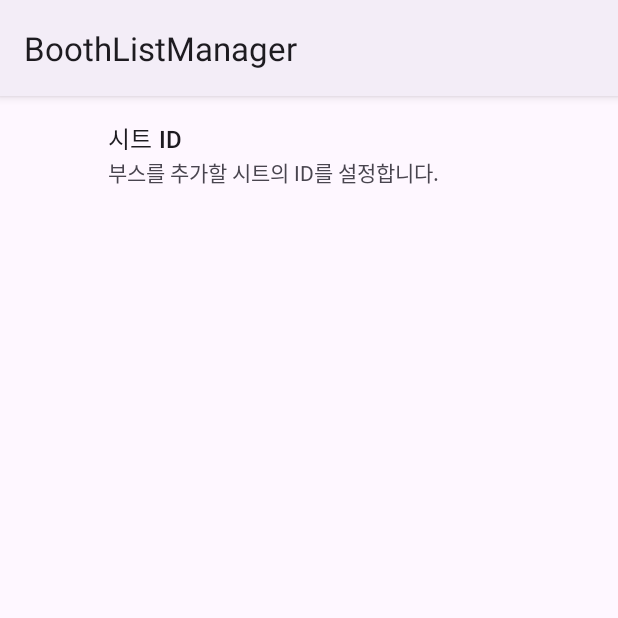
After one commit to MinePacu/BoothListManager_ForAndroid, an Android app: the fragment SettingsFragment shown on its own in the app's theme, on a phone screen of 412 x 824 dp, the top half of it. The commit adds this screen. Run offline under Robolectric (Android 15) with nearby library versions, the phone set to English and light mode, and no system bars; our stand-ins replace androidx.preference.

Commit message:
설정 페이지 추가
- activity_main_drawer.xml, preference.xml: 설정 메뉴 추가
- SettingsFragment,kt: 설정 페이지에 대한 Fragment 추가
- string.xml: 설정 문자열 추가

```diff
--- a/app/build.gradle.kts
+++ b/app/build.gradle.kts
@@ -95,6 +95,7 @@ dependencies {
     implementation("androidx.compose.material3:material3-window-size-class:1.2.1")
     implementation("androidx.compose.material3:material3-adaptive-navigation-suite:1.0.0-alpha05")
     implementation("org.jetbrains.kotlinx:kotlinx-coroutines-android:1.3.9")
+    implementation(libs.androidx.preference.ktx)
     testImplementation(libs.junit)
     androidTestImplementation(libs.androidx.junit)
     androidTestImplementation(libs.androidx.espresso.core)
--- a/app/src/main/java/com/minepacu/boothlistmanager/MainActivity.kt
+++ b/app/src/main/java/com/minepacu/boothlistmanager/MainActivity.kt
@@ -50,7 +50,7 @@ class MainActivity : AppCompatActivity() {
         val navController = findNavController(R.id.nav_host_fragment_activity_main)
         val appBarConfiguration = AppBarConfiguration(
             setOf(
-                R.id.nav_home, R.id.nav_gallery, R.id.nav_slideshow)
+                R.id.nav_home, R.id.nav_gallery, R.id.nav_slideshow, R.xml.preference)
             )
         setupActionBarWithNavController(navController, appBarConfiguration)
         navView.setupWithNavController(navController)
--- /dev/null
+++ b/app/src/main/java/com/minepacu/boothlistmanager/ui/Settings/SettingsFragment.kt
@@ -0,0 +1,12 @@
+package com.minepacu.boothlistmanager.ui.Settings
+
+import android.os.Bundle
+import androidx.preference.PreferenceFragmentCompat
+import com.minepacu.boothlistmanager.R
+
+class SettingsFragment : PreferenceFragmentCompat() {
+    override fun onCreatePreferences(savedInstanceState: Bundle?, rootKey: String?) {
+        setPreferencesFromResource(R.xml.preference, rootKey)
+    }
+
+}
--- a/app/src/main/res/menu/activity_main_drawer.xml
+++ b/app/src/main/res/menu/activity_main_drawer.xml
@@ -16,4 +16,9 @@
             android:icon="@drawable/ic_menu_slideshow"
             android:enabled="true"
             android:title="@string/menu_search" />
+        <item
+            android:id="@+id/preferences"
+            android:icon="@drawable/ic_settings_24dp"
+            android:enabled="true"
+            android:title="@string/menu_settings"/>
 </menu>
--- a/app/src/main/res/values/strings.xml
+++ b/app/src/main/res/values/strings.xml
@@ -16,6 +16,7 @@
 
     <string name="menu_Add_Booth">부스 추가</string>
     <string name="menu_search">검색</string>
+    <string name="menu_settings">설정</string>
 
     <string name="basic_boothname">부스 이름</string>
     <string name="label_boothnumber">부스 번호</string>
@@ -31,4 +32,6 @@
     <string name="label_PreOrderDate">선입금 마감 일자</string>
     <string name="label_PreOrderLabel">선입금 링크 라벨</string>
     <string name="label_PreOrderLink">선입금 링크</string>
+
+    <string name="preference_sheetId_Summary">부스를 추가할 시트의 ID를 설정합니다.</string>
 </resources>
--- /dev/null
+++ b/app/src/main/res/xml/preference.xml
@@ -0,0 +1,11 @@
+<?xml version="1.0" encoding="utf-8"?>
+<androidx.preference.PreferenceScreen
+    xmlns:android="http://schemas.android.com/apk/res/android">
+
+    <EditTextPreference
+        android:key="sheetId"
+        android:title="시트 ID"
+        android:summary="@string/preference_sheetId_Summary" />
+
+
+</androidx.preference.PreferenceScreen>
--- a/gradle/libs.versions.toml
+++ b/gradle/libs.versions.toml
@@ -12,6 +12,7 @@ lifecycleLivedataKtx = "2.7.0"
 lifecycleViewmodelKtx = "2.7.0"
 navigationFragmentKtx = "2.7.7"
 navigationUiKtx = "2.7.7"
+preferenceKtx = "1.2.1"
 
 [libraries]
 androidx-core-ktx = { group = "androidx.core", name = "core-ktx", version.ref = "coreKtx" }
@@ -25,6 +26,7 @@ androidx-lifecycle-livedata-ktx = { group = "androidx.lifecycle", name = "lifecy
 androidx-lifecycle-viewmodel-ktx = { group = "androidx.lifecycle", name = "lifecycle-viewmodel-ktx", version.ref = "lifecycleViewmodelKtx" }
 androidx-navigation-fragment-ktx = { group = "androidx.navigation", name = "navigation-fragment-ktx", version.ref = "navigationFragmentKtx" }
 androidx-navigation-ui-ktx = { group = "androidx.navigation", name = "navigation-ui-ktx", version.ref = "navigationUiKtx" }
+androidx-preference-ktx = { group = "androidx.preference", name = "preference-ktx", version.ref = "preferenceKtx" }
 
 [plugins]
 androidApplication = { id = "com.android.application", version.ref = "agp" }
```
